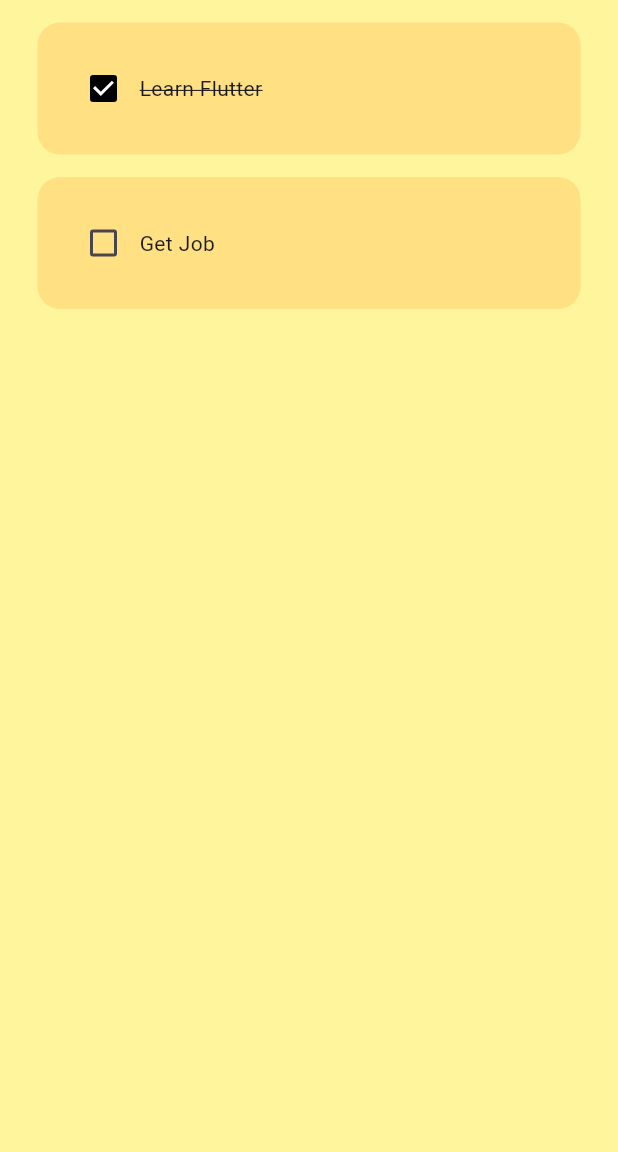
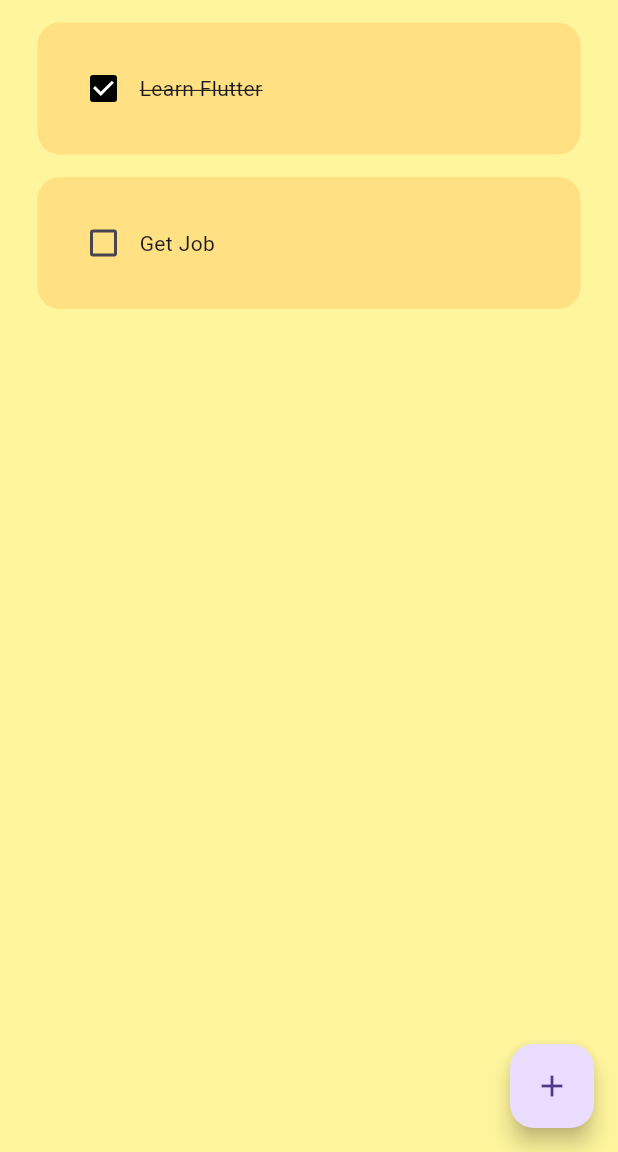
Before and after one commit to ShaheerIjaz22/todo_app, a Flutter app: the screen it shows after launch, on a phone screen of 412 x 824 dp, the part 84-1236 px from its top. Run offline on Flutter 3.47's test engine with Material 3 defaults, Android fonts, the phone set to English and light mode, and no system bars; drawn by our look-alikes of flutter_slidable.

Commit message:
Added Functionality to add and delete tasks.

```diff
--- a/lib/main.dart
+++ b/lib/main.dart
@@ -1,5 +1,6 @@
 import 'package:flutter/material.dart';
 import 'package:todo_app/pages/homepage.dart';
+
 
 void main() {
   runApp(const MyApp());
--- a/lib/pages/todo_tile.dart
+++ b/lib/pages/todo_tile.dart
@@ -1,10 +1,11 @@
 import 'package:flutter/material.dart';
+import 'package:flutter_slidable/flutter_slidable.dart';
 
 class TodoTile extends StatelessWidget{
   final String taskName;
   final bool taskCompleted;
   Function(bool?)? onChanged;
-
+  Function(BuildContext)? delTask;
 
 
    TodoTile({
@@ -12,12 +13,25 @@ class TodoTile extends StatelessWidget{
     required this.taskName,
     required this.taskCompleted,
     required this.onChanged,
+    required this.delTask,
     });
 
   @override
   Widget build(BuildContext context){
     return Padding(
       padding: EdgeInsets.only(top: 15, left: 25, right: 25),
+      child: Slidable(
+        startActionPane: ActionPane(
+          motion: ScrollMotion(),
+          children: [
+            SlidableAction(
+              onPressed: delTask,
+              icon: Icons.delete,
+              backgroundColor: Colors.purple,
+              borderRadius: BorderRadius.circular(12),
+              )
+          ]
+          ),
         child: Container(
           padding: EdgeInsets.all(20),
           decoration: BoxDecoration(
@@ -35,6 +49,7 @@ class TodoTile extends StatelessWidget{
               ),
             ],
           ),
+        ),
       )
     );
   }
--- a/pubspec.yaml
+++ b/pubspec.yaml
@@ -35,6 +35,7 @@ dependencies:
   # The following adds the Cupertino Icons font to your application.
   # Use with the CupertinoIcons class for iOS style icons.
   cupertino_icons: ^1.0.6
+  flutter_slidable: ^3.1.1
 
 dev_dependencies:
   flutter_test:
```
Also changed, not shown: lib/pages/button.dart (added, +20 -0 lines), lib/pages/dialogbox.dart (added, +48 -0 lines), lib/pages/homepage.dart (+34 -0 lines), pubspec.lock. Lines whose indentation alone changed are shown as unchanged.
